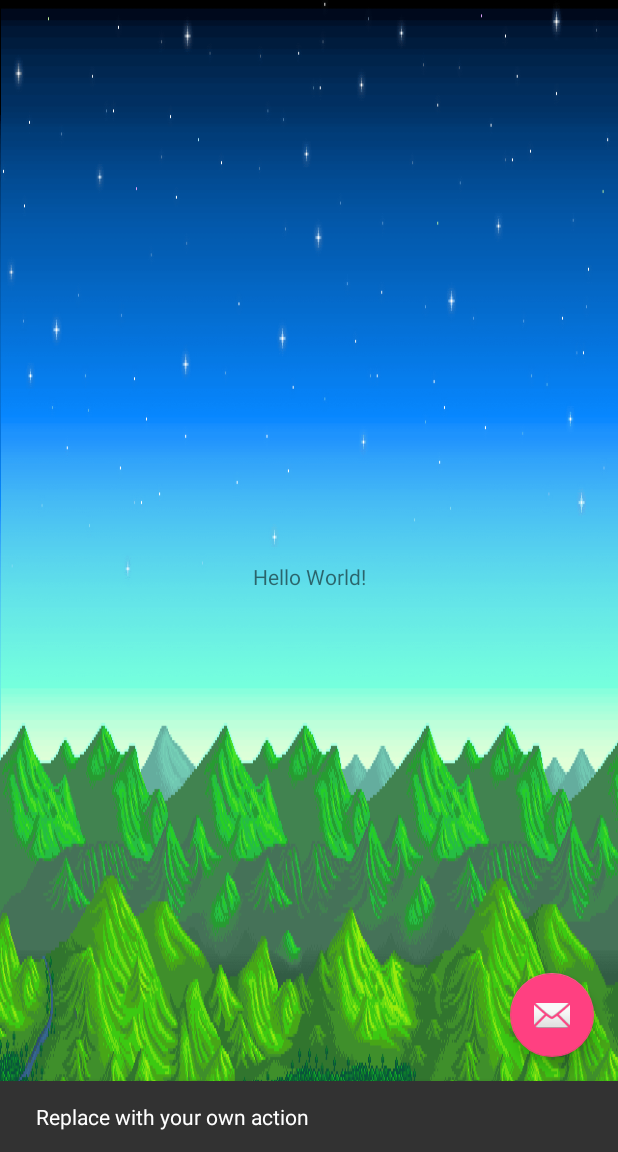
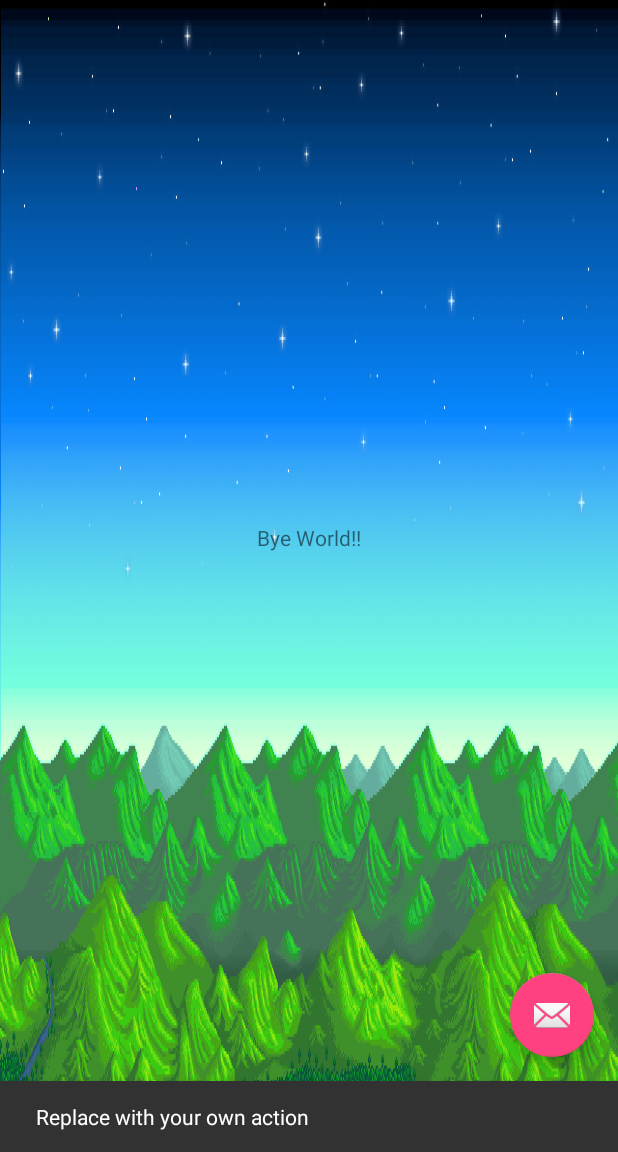
Before and after one commit to jfeng5529/HarvestValleyTest, an Android app: the screen it shows after launch (MainActivity), after a tap on an icon or button, on a phone screen of 412 x 824 dp, the part 84-1236 px from its top. Run offline under Robolectric (Android 15) with nearby library versions, the light colour scheme and no system bars.

Commit message:
Lubna PUSHINGGG

```diff
--- a/app/src/main/res/layout/content_main.xml
+++ b/app/src/main/res/layout/content_main.xml
@@ -11,8 +11,8 @@
 
     <TextView
         android:layout_width="wrap_content"
-        android:layout_height="wrap_content"
-        android:text="Hello World!"
+        android:layout_height="71dp"
+        android:text="Bye World!!"
         app:layout_constraintBottom_toBottomOf="parent"
         app:layout_constraintLeft_toLeftOf="parent"
         app:layout_constraintRight_toRightOf="parent"
```
